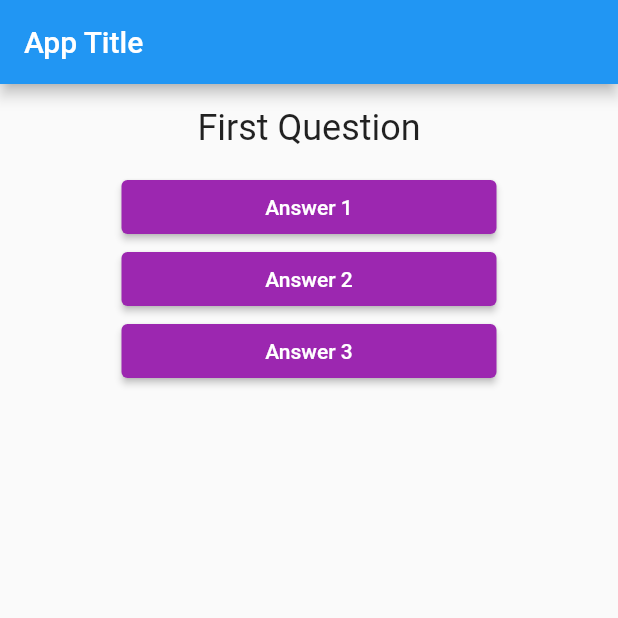
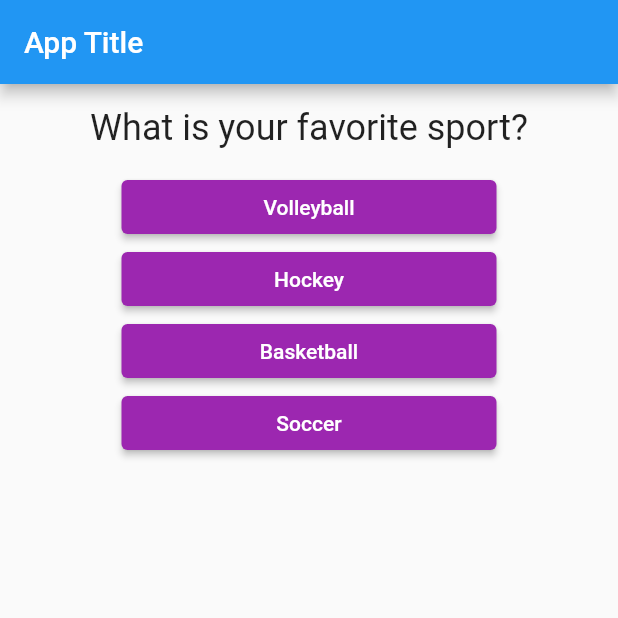
Before and after one commit to yaser-eftekhari/flutter-quiz, a Flutter app: the screen it shows after launch, on a phone screen of 412 x 824 dp, the top half of it. Run offline on Flutter 3.47's test engine with Material 2 defaults, Android fonts, the phone set to English and light mode, and no system bars.

Commit message:
refactoring to have answers dynamically generated using map

```diff
--- a/lib/main.dart
+++ b/lib/main.dart
@@ -18,15 +18,25 @@ class _AppState extends State<App> {
     setState(() {
       _questionIndex++;
     });
-    if(_questionIndex >= _questionList.length) {
+    if(_questionIndex >= _qaList.length) {
       _questionIndex = 0;
     }
   }
 
   var _questionIndex = 0;
-  var _questionList = [
-    "First Question",
-    "Second Question"
+  var _qaList = [
+    {
+      "question": "What is your favorite sport?",
+      "answers": ["Volleyball", "Hockey", "Basketball", "Soccer"],
+    },
+    {
+      "question": "What is your favorite city?",
+      "answers": ["Ottawa", "Paris", "Rome", "Amsterdam"],
+    },
+    {
+      "question": "What is your favorite movie?",
+      "answers": ["If Only", "Lupin", "Dark Knight", "God Father"],
+    },
   ];
 
   @override
@@ -37,20 +47,15 @@ class _AppState extends State<App> {
           title: Text("App Title"),
         ),
         body: Column(
+          // crossAxisAlignment: CrossAxisAlignment.stretch,
           children: [
-            Question(_questionList[_questionIndex]),
-            Answer(
-              onPressCB: onPressAction,
-              buttonText: 'Answer 1',
-            ),
-            Answer(
-              onPressCB: onPressAction,
-              buttonText: 'Answer 2',
-            ),
-            Answer(
-              onPressCB: onPressAction,
-              buttonText: 'Answer 3',
-            ),
+            Question(_qaList[_questionIndex]["question"] as String),
+            ...(_qaList[_questionIndex]["answers"] as List<String>).map((answer) {
+              return Answer(
+                onPressCB: onPressAction,
+                buttonText: answer,
+              );
+            })
           ],
         ),
       )
```
